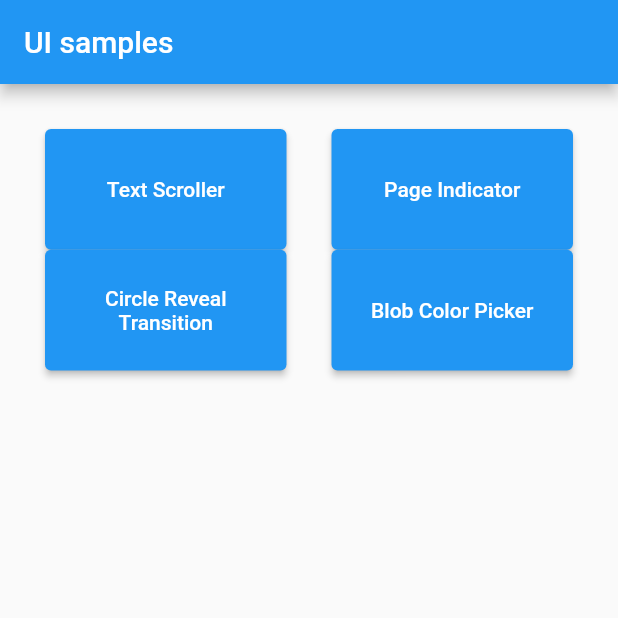
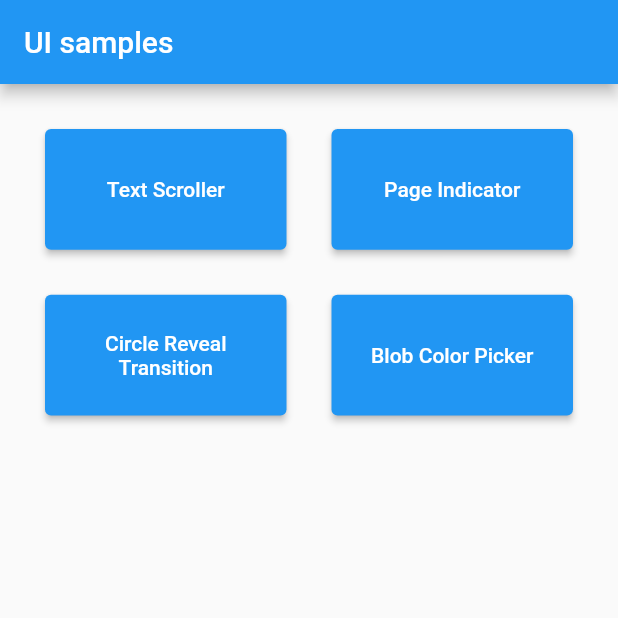
Before and after one commit to mrverdant13/flutter_ui, a Flutter app: the screen it shows after launch, on a phone screen of 412 x 824 dp, the top half of it. Run offline on Flutter 3.47's test engine with Material 2 defaults, Android fonts, the phone set to English and light mode, and no system bars.

Commit message:
fix: set tiles separation

```diff
--- a/lib/main.dart
+++ b/lib/main.dart
@@ -40,6 +40,7 @@ class _Home extends StatelessWidget {
         childAspectRatio: 2,
         padding: const EdgeInsets.all(30.0),
         crossAxisSpacing: 30.0,
+        mainAxisSpacing: 30.0,
         children: [
           ..._routes.keys.map(
             (routeName) => ElevatedButton(
```
